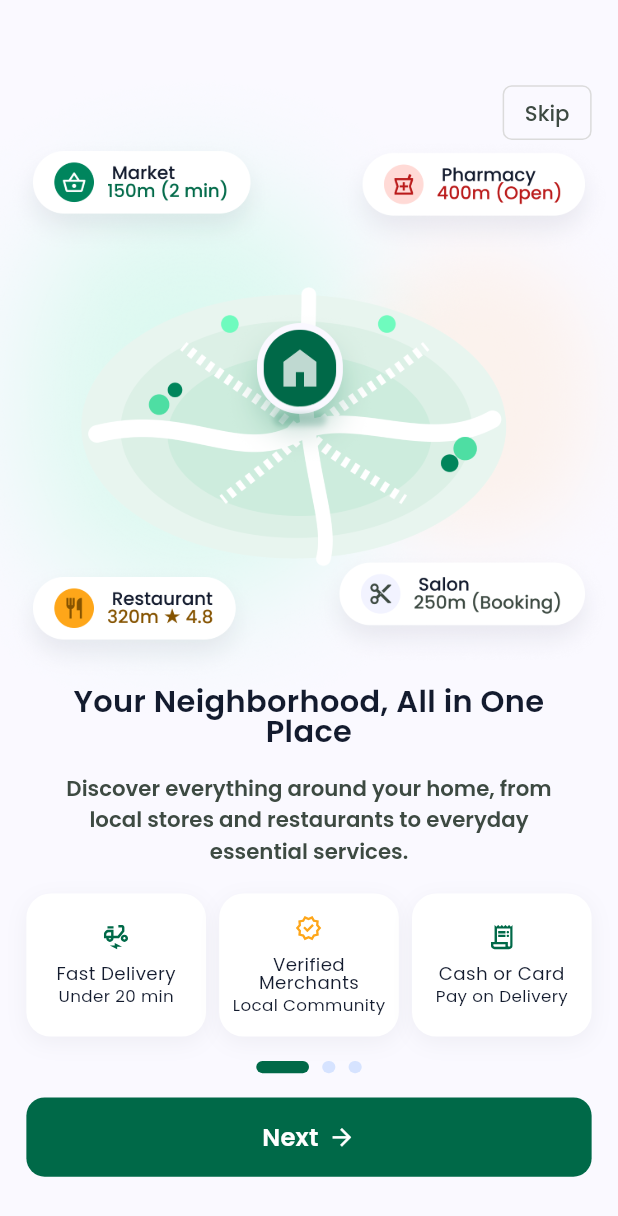
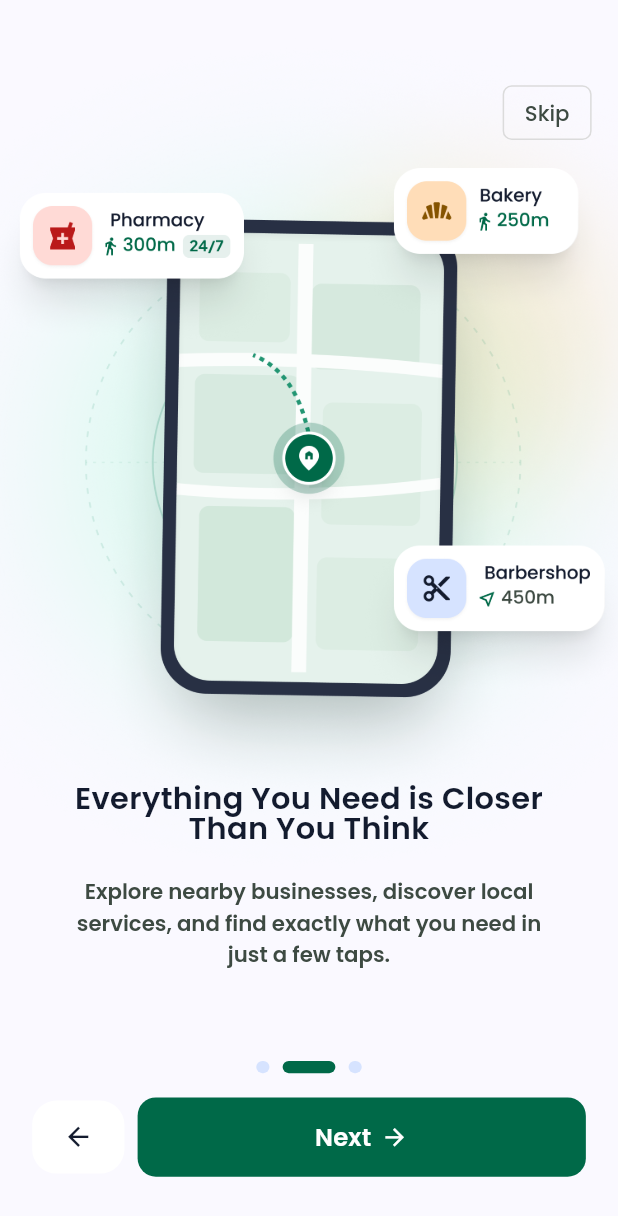
Before and after one commit to abdoelsayed294/mkanak, a Flutter app: the screen it shows after launch, after a tap on "Next", on a phone screen of 412 x 824 dp. Shown: the top 1216 px of the screen. Run offline on Flutter 3.47's test engine with Material 3 defaults, Android fonts, the phone set to English and light mode, and no system bars; drawn by our look-alikes of auto_size_text; our stand-ins replace dio, flutter_screenutil, flutter_svg, freezed_annotation, get_it, google_fonts and 2 more; generated files the repository leaves out were written again.

Commit message:
-edited custom elevated button. -added onboarding2_screen. -added custom back button. -added onNext and onBack functions in onboarding screen.

```diff
--- a/lib/core/widgets/custom_elevated_button.dart
+++ b/lib/core/widgets/custom_elevated_button.dart
@@ -13,18 +13,18 @@ class CustomElevatedButton extends StatelessWidget {
     this.backgroundColor,
     this.textStyle,
     this.icon,
+    this.width,
   });
-
   final String text;
   final Color? backgroundColor;
   final TextStyle? textStyle;
   final VoidCallback? onPressed;
   final IconData? icon;
-
+  final double? width;
   @override
   Widget build(BuildContext context) {
     return SizedBox(
-      width: double.infinity,
+      width: width ?? double.infinity,
       height: 52.h,
       child: ElevatedButton(
         onPressed: onPressed,
--- /dev/null
+++ b/lib/features/onboarding/presentation/screens/onboarding2_screen.dart
@@ -0,0 +1,93 @@
+import 'package:flutter/material.dart';
+import 'package:flutter_screenutil/flutter_screenutil.dart';
+import 'package:mkanak/core/helpers/spacing.dart';
+import 'package:mkanak/core/theming/app_style.dart';
+import 'package:mkanak/core/widgets/custom_elevated_button.dart';
+import 'package:mkanak/features/onboarding/presentation/widgets/custom_back_button.dart';
+import 'package:mkanak/features/onboarding/presentation/widgets/custom_indicator.dart';
+import 'package:mkanak/features/onboarding/presentation/widgets/custom_skip_button.dart';
+import 'package:mkanak/gen/assets.gen.dart';
+
+class Onboarding2Screen extends StatelessWidget {
+  final VoidCallback onNext;
+  final VoidCallback onSkip;
+  final int currentIndex;
+  final VoidCallback onBack;
+  const Onboarding2Screen({
+    super.key,
+    required this.onNext,
+    required this.onSkip,
+    required this.currentIndex,
+    required this.onBack,
+  });
+
+  @override
+  Widget build(BuildContext context) {
+    return Stack(
+      children: [
+        Positioned.fill(
+          bottom: 210.h,
+          child: Assets.images.onboardingImage2.image(width: 350.w),
+        ),
+        Positioned(
+          top: 56.h,
+          right: 16.w,
+          child: CustomSkipButton(onPressed: onSkip),
+        ),
+        Positioned(
+          top: 515.h,
+          left: 0,
+          right: 0,
+          child: Text(
+            'Everything You Need is Closer\nThan You Think',
+            textAlign: TextAlign.center,
+            style: TextStyles.font20BlackSemiBold(context),
+          ),
+        ),
+        Positioned(
+          top: 575.h,
+          left: 0,
+          right: 0,
+          child: Text(
+            'Explore nearby businesses, discover local\nservices, and find exactly what you need in\njust a few taps.',
+            textAlign: TextAlign.center,
+            style: TextStyles.font14DarkGreenSemiBold(context),
+          ),
+        ),
+        Positioned(
+          top: 697.h,
+          left: 0,
+          right: 0,
+          child: Row(
+            mainAxisAlignment: MainAxisAlignment.center,
+            children: [
+              CustomIndicator(active: currentIndex == 0),
+              SizedBox(width: 8.w),
+              CustomIndicator(active: currentIndex == 1),
+              SizedBox(width: 8.w),
+              CustomIndicator(active: currentIndex == 2),
+            ],
+          ),
+        ),
+        Positioned(
+          top: 721.h,
+          left: 0,
+          right: 0,
+          child: Row(
+            mainAxisAlignment: MainAxisAlignment.center,
+            children: [
+              CustomBackButton(onPressed: onBack),
+              horizontalSpace(8),
+              CustomElevatedButton(
+                width: 272.w,
+                text: 'Next',
+                icon: Icons.arrow_forward,
+                onPressed: onNext,
+              ),
+            ],
+          ),
+        ),
+      ],
+    );
+  }
+}
--- a/lib/features/onboarding/presentation/screens/onboarding_screen.dart
+++ b/lib/features/onboarding/presentation/screens/onboarding_screen.dart
@@ -1,6 +1,7 @@
 import 'package:flutter/material.dart';
 import 'package:mkanak/core/theming/app_color.dart';
 import 'package:mkanak/features/onboarding/presentation/screens/onboarding1_screen.dart';
+import 'package:mkanak/features/onboarding/presentation/screens/onboarding2_screen.dart';
 
 class OnboardingScreen extends StatefulWidget {
   const new({super.key});
@@ -20,13 +21,24 @@ class _OnboardingScreenState extends State<OnboardingScreen> {
     });
   }
 
-  void _onNext() async {
-    if (currentIndex < 2) {}
+  void _onBack() {
+    pageController.previousPage(
+      duration: const Duration(milliseconds: 300),
+      curve: Curves.easeInOut,
+    );
   }
 
-  void _onSkip() {
-    // Navigate on Login Screen.
+  void _onNext() async {
+    if (currentIndex < 2) {
+      currentIndex++;
+      pageController.nextPage(
+        duration: Duration(milliseconds: 300),
+        curve: Curves.easeInOut,
+      );
+    }
   }
+
+  void _onSkip() {}
   @override
   Widget build(BuildContext context) {
     return Scaffold(
@@ -35,8 +47,11 @@ class _OnboardingScreenState extends State<OnboardingScreen> {
         children: [
           Expanded(
             child: PageView(
+              controller: pageController,
               onPageChanged: (value) {
-                //current index == value we will do it later
+                setState(() {
+                  currentIndex = value;
+                });
               },
               //Need to Add PageController =>>> //controller:
               children: [
@@ -44,6 +59,12 @@ class _OnboardingScreenState extends State<OnboardingScreen> {
                   currentIndex: currentIndex,
                   onSkip: _onSkip,
                   onNext: _onNext,
+                ),
+                Onboarding2Screen(
+                  currentIndex: currentIndex,
+                  onSkip: _onSkip,
+                  onNext: _onNext,
+                  onBack: _onBack,
                 ),
               ],
             ),
--- /dev/null
+++ b/lib/features/onboarding/presentation/widgets/custom_back_button.dart
@@ -0,0 +1,37 @@
+import 'package:flutter/material.dart';
+import 'package:flutter_screenutil/flutter_screenutil.dart';
+import 'package:mkanak/core/theming/app_color.dart';
+
+class CustomBackButton extends StatelessWidget {
+  final double? radius;
+  final Color? backGroundColor;
+  final double? width;
+  final double? height;
+  final VoidCallback onPressed;
+  const CustomBackButton({
+    super.key,
+    this.radius,
+    this.backGroundColor,
+    this.width,
+    this.height,
+    required this.onPressed,
+  });
+
+  @override
+  Widget build(BuildContext context) {
+    return Container(
+      width: width ?? 56.w,
+      height: height ?? 48.h,
+      decoration: BoxDecoration(
+        color: backGroundColor ?? AppColors.white,
+        borderRadius: BorderRadius.circular(16.r),
+      ),
+      child: Center(
+        child: InkWell(
+          onTap: onPressed,
+          child: Icon(Icons.arrow_back, color: AppColors.black, size: 20.sp),
+        ),
+      ),
+    );
+  }
+}
```
